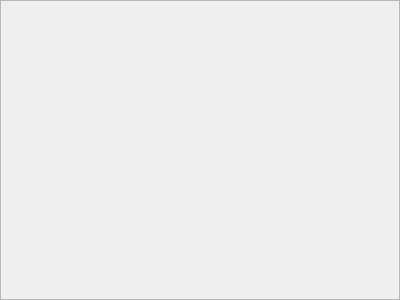
The window that TabWidget/subtabpage.ui (smoothie316/Qt) describes before a commit, drawn with Qt 5.
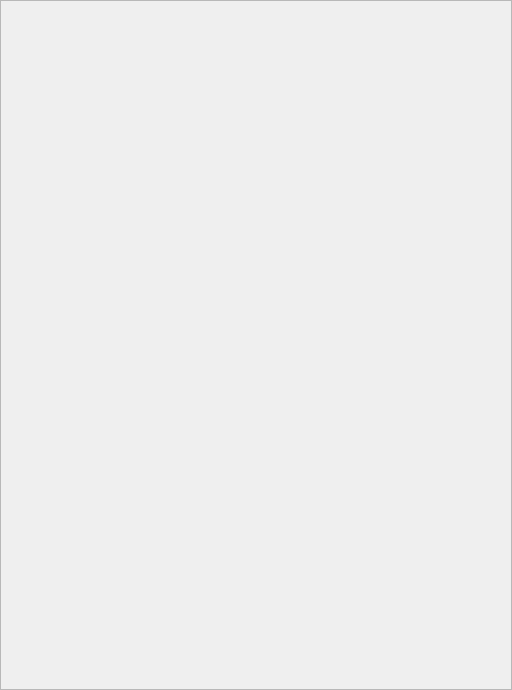
The same window after the commit.

The edit to the form file:
```diff
--- a/TabWidget/subtabpage.ui
+++ b/TabWidget/subtabpage.ui
@@ -6,8 +6,8 @@
    <rect>
     <x>0</x>
     <y>0</y>
-    <width>400</width>
-    <height>300</height>
+    <width>512</width>
+    <height>690</height>
    </rect>
   </property>
   <property name="windowTitle">
@@ -39,8 +39,8 @@
        <rect>
         <x>0</x>
         <y>0</y>
-        <width>398</width>
-        <height>298</height>
+        <width>510</width>
+        <height>688</height>
        </rect>
       </property>
      </widget>
```
